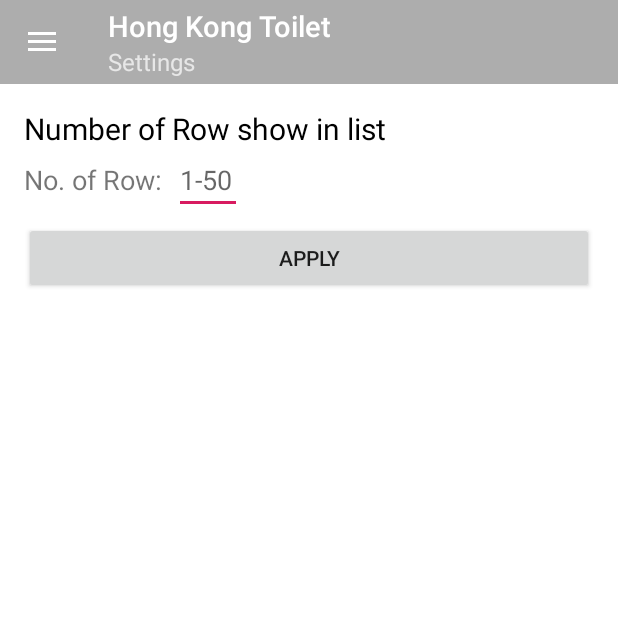
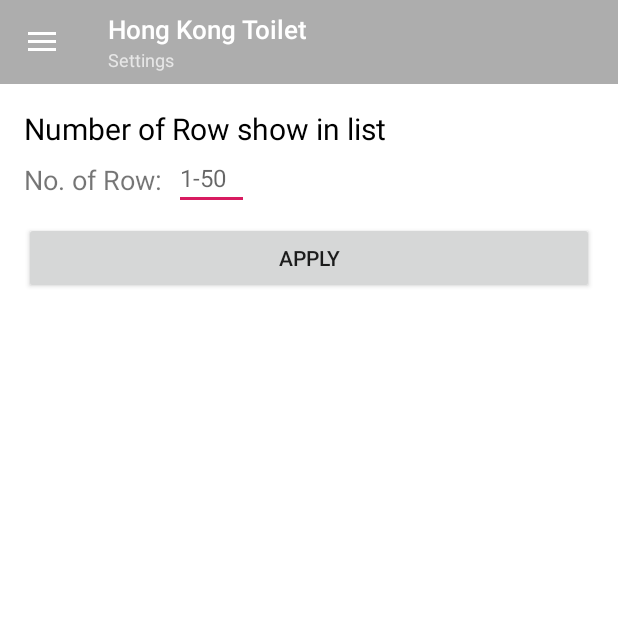
Before and after one commit to jasonleung101/Final, an Android app: the SettingPage screen opened directly, with no data from a screen before it, on a phone screen of 412 x 824 dp, the top half of it. Run offline under Robolectric (Android 15) with nearby library versions, the phone set to English and light mode, and no system bars.

Commit message:
Version 0.9.4
ChangeLog:
Updated layout for all resolution

```diff
--- a/app/src/main/java/hk/edu/ouhk/android/afinal/MainActivity.java
+++ b/app/src/main/java/hk/edu/ouhk/android/afinal/MainActivity.java
@@ -188,8 +188,6 @@ public class MainActivity extends AppCompatActivity implements AdapterView.OnIte
             if (grantResults.length == 1 &&
                     grantResults[0] == PackageManager.PERMISSION_GRANTED) {
                 Toast.makeText(this, getString(R.string.Location_permission_granted), Toast.LENGTH_SHORT).show();
-                BuildURL();
-                new GetContacts().execute();
             } else {
                 boolean showRationale = shouldShowRequestPermissionRationale(Manifest.permission.ACCESS_FINE_LOCATION);
                 if (showRationale) {
--- a/app/src/main/res/layout/activity_setting_page.xml
+++ b/app/src/main/res/layout/activity_setting_page.xml
@@ -47,12 +47,13 @@
 
             <EditText
                 android:id="@+id/editRow"
-                android:layout_width="45dp"
+                android:layout_width="50dp"
                 android:layout_height="wrap_content"
                 android:layout_marginStart="8dp"
                 android:layout_marginTop="41dp"
                 android:ems="10"
                 android:hint="@string/NoOfRowDisplay"
+                android:textSize="16sp"
                 android:inputType="textPersonName"
                 app:layout_constraintStart_toEndOf="@+id/RowNo"
                 app:layout_constraintTop_toTopOf="parent" />
--- a/app/src/main/res/layout/toolbar_main.xml
+++ b/app/src/main/res/layout/toolbar_main.xml
@@ -11,6 +11,7 @@
     android:background="?attr/colorPrimary"
     android:theme="@style/ToolbarTheme"
     app:titleTextAppearance="@style/Toolbar.TitleText"
+    app:subtitleTextAppearance="@style/Toolbar.SubTitleText"
     app:popupTheme="@style/ThemeOverlay.AppCompat.Light"
     app:title="@string/app_name"
     app:subtitle="@string/subtitle"/>
--- a/app/src/main/res/layout/toolbar_setting.xml
+++ b/app/src/main/res/layout/toolbar_setting.xml
@@ -11,6 +11,7 @@
     android:background="?attr/colorPrimary"
     android:theme="@style/ToolbarTheme"
     app:titleTextAppearance="@style/Toolbar.TitleText"
+    app:subtitleTextAppearance="@style/Toolbar.SubTitleText"
     app:popupTheme="@style/ThemeOverlay.AppCompat.Light"
     app:title="@string/app_name"
     app:subtitle="@string/settings"/>
--- a/app/src/main/res/values/styles.xml
+++ b/app/src/main/res/values/styles.xml
@@ -17,8 +17,11 @@
     </style>
 
     <style name="Toolbar.TitleText" parent="TextAppearance.Widget.AppCompat.Toolbar.Title">
-        <item name="android:textSize">19sp</item>
-        <item name="android:textStyle"></item>
+        <item name="android:textSize">17sp</item>
+    </style>
+
+    <style name="Toolbar.SubTitleText" parent="TextAppearance.Widget.AppCompat.Toolbar.Subtitle">
+        <item name="android:textSize">12sp</item>
     </style>
 
     <style name="AppTheme.AppBarOverlay"></style>
```
Also changed, not shown: app/src/main/res/layout/list_item.xml (+9 -7 lines).
